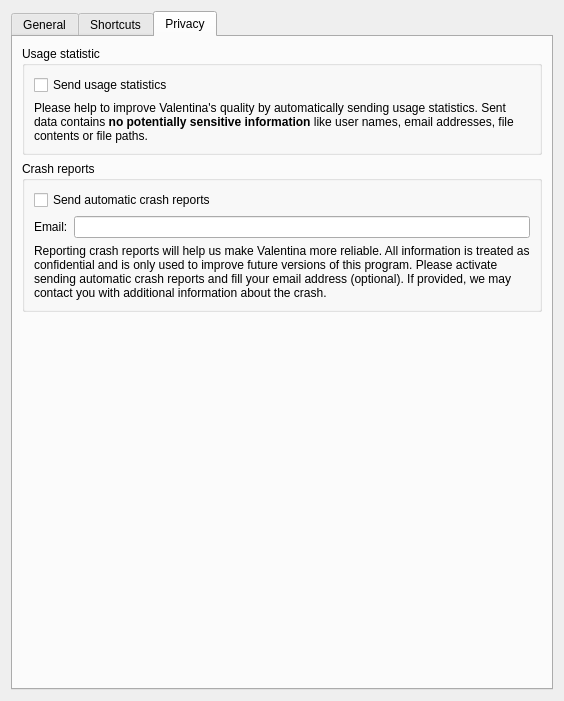
Before: the Qt Designer form src/app/tape/dialogs/configpages/tapepreferencesconfigurationpage.ui in dismine/valentina, drawn with Qt 5.
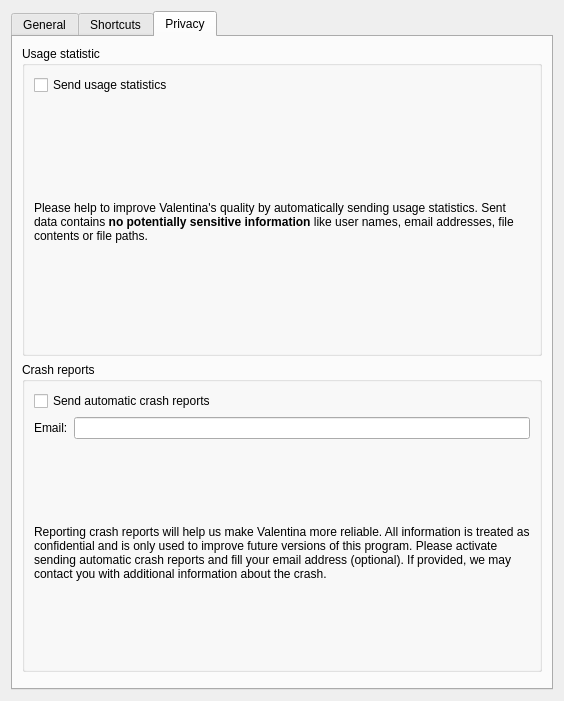
After: the same form once the commit is applied. The open tabs and pages were chosen to show the change.

Commit message: Fix issue with Privacy tab vertical spacer.

```diff
--- a/src/app/tape/dialogs/configpages/tapepreferencesconfigurationpage.ui
+++ b/src/app/tape/dialogs/configpages/tapepreferencesconfigurationpage.ui
@@ -386,12 +386,6 @@
          <property name="orientation">
           <enum>Qt::Vertical</enum>
          </property>
-         <property name="sizeHint" stdset="0">
-          <size>
-           <width>20</width>
-           <height>530</height>
-          </size>
-         </property>
         </spacer>
        </item>
       </layout>
```
The commit also changes 2 other files.
